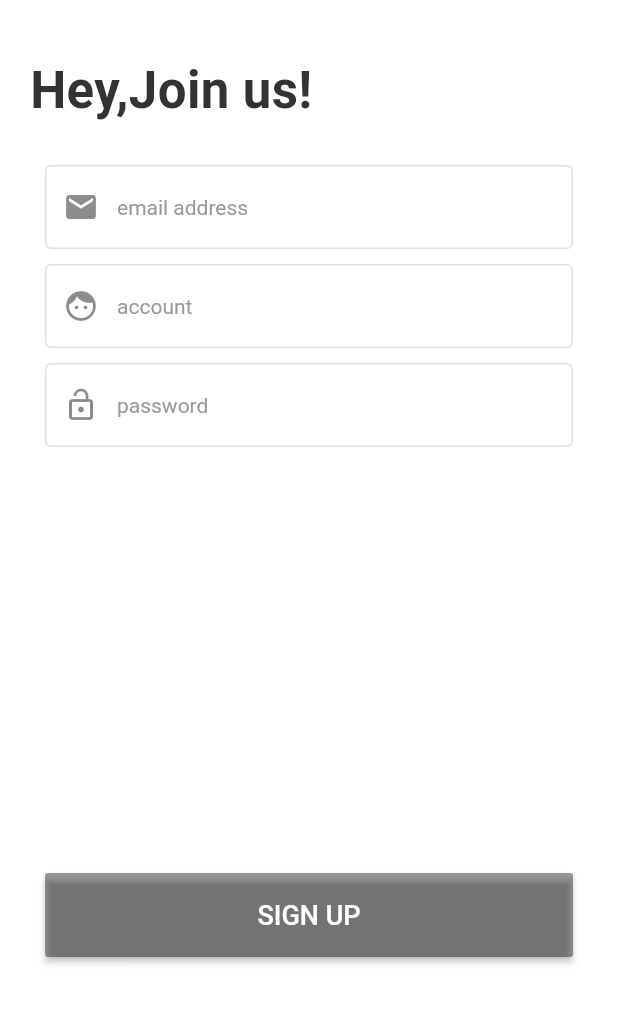
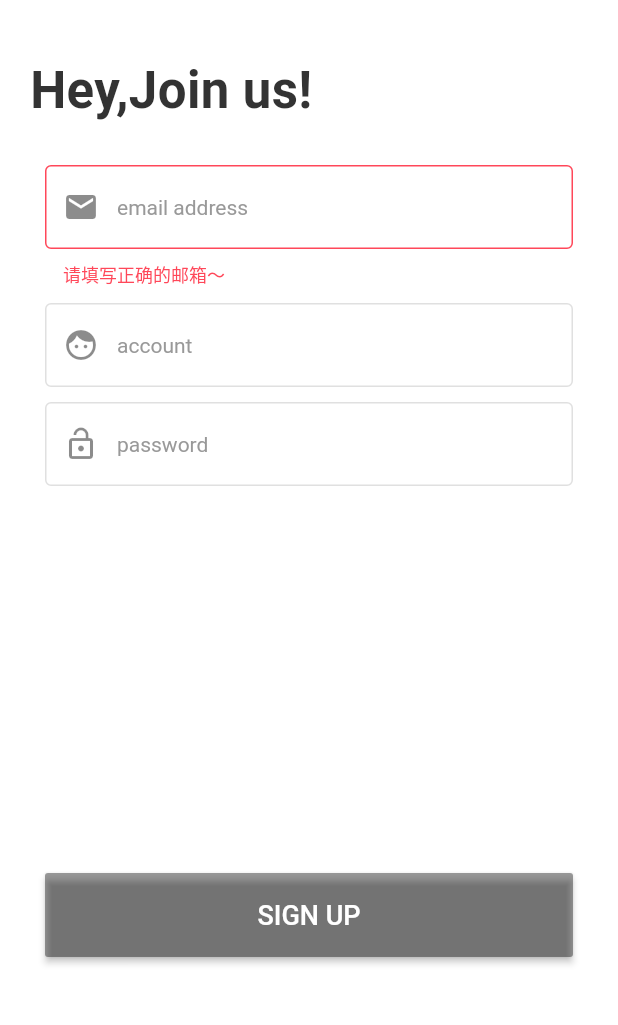
Before and after one commit to mCyp/flutter_hoo, a Flutter app: the RegisterPage screen opened directly, after a tap on "SIGN UP", on a phone screen of 412 x 824 dp, the part 54-1079 px from its top. Run offline on Flutter 3.47's test engine with Material 2 defaults, Android fonts, the phone set to English and light mode, and no system bars; drawn by our look-alikes of oktoast; our stand-ins replace shared_preferences, sqflite, synchronized; missing offline and left inert: dart:ffi; accounts and stored records are empty.

Commit message:
接入数据库和Toast

```diff
--- a/lib/data/User.dart
+++ /dev/null
@@ -1,3 +0,0 @@
-class User{
-
-}
--- /dev/null
+++ b/lib/db/shoe.dart
@@ -0,0 +1,11 @@
+class shoe {
+  final int id;
+  final String name;
+  final String description;
+  final double price;
+  final String brand;
+  final String imageUrl;
+
+  shoe(this.id, this.name, this.description, this.price, this.brand,
+      this.imageUrl);
+}
--- /dev/null
+++ b/lib/db/use.dart
@@ -0,0 +1,27 @@
+class User {
+  int id;
+  String account;
+  String pwd;
+  String name;
+  String headImage;
+
+  User(this.account, this.pwd, this.name, this.headImage, {this.id});
+
+  User.fromJson(Map<String,dynamic> json){
+    id = json['id'];
+    account = json['account'];
+    pwd = json['pwd'];
+    name = json['name'];
+    headImage = json['headImage'];
+  }
+
+  Map<String, dynamic> toMap() {
+    return {
+      'id': id,
+      'account': account,
+      'pwd': pwd,
+      'name': name,
+      'headImage': headImage,
+    };
+  }
+}
--- a/lib/main.dart
+++ b/lib/main.dart
@@ -3,6 +3,7 @@ import 'dart:io';
 import 'package:flutter/material.dart';
 import 'package:flutter/services.dart';
 import 'package:flutter_hoo/common/utils/sp_util.dart';
+import 'package:flutter_hoo/db/database.dart';
 import 'package:flutter_hoo/provider/theme_provider.dart';
 import 'package:flutter_hoo/style/theme/theme.dart';
 import 'package:flutter_hoo/ui/splash/splash.dart';
@@ -12,6 +13,7 @@ import 'package:provider/provider.dart';
 void main() async {
   WidgetsFlutterBinding.ensureInitialized();
   await SpUtil.getInstance();
+  await DBProvider.getInstance();
   await SystemChrome.setPreferredOrientations(<DeviceOrientation>[DeviceOrientation.portraitUp,DeviceOrientation.portraitDown]).then((_){
     runApp(
       MultiProvider(
--- a/lib/ui/login/register_page.dart
+++ b/lib/ui/login/register_page.dart
@@ -1,8 +1,11 @@
 import 'package:flutter/cupertino.dart';
 import 'package:flutter/material.dart';
+import 'package:flutter_hoo/db/database.dart';
+import 'package:flutter_hoo/db/use.dart';
 import 'package:flutter_hoo/style/theme/strings.dart';
 import 'package:flutter_hoo/widget/my_button.dart';
 import 'package:flutter_hoo/widget/my_textfield.dart';
+import 'package:oktoast/oktoast.dart';
 
 class RegisterPage extends StatefulWidget {
   @override
@@ -17,16 +20,37 @@ class RegisterPageState extends State<RegisterPage> {
   String email = "";
   bool isButtonEnable = false;
 
+  bool isEmailError = false;
+
   @override
   void initState() {
     super.initState();
     isButtonEnable = account.isNotEmpty && pwd.isNotEmpty && email.isNotEmpty;
   }
 
+  void _onTextChange() {
+    Pattern pattern =
+        r'^(([^<>()[\]\\.,;:\s@\"]+(\.[^<>()[\]\\.,;:\s@\"]+)*)|(\".+\"))@((\[[0-9]{1,3}\.[0-9]{1,3}\.[0-9]{1,3}\.[0-9]{1,3}\])|(([a-zA-Z\-0-9]+\.)+[a-zA-Z]{2,}))$';
+    RegExp exp = RegExp(pattern);
+    bool emailError = !exp.hasMatch(email);
+    bool currentState =
+        account.isNotEmpty && pwd.isNotEmpty && email.isNotEmpty;
+    if (currentState != isButtonEnable || emailError != isEmailError) {
+      setState(() {
+        if (currentState != isButtonEnable) isButtonEnable = currentState;
+        if (emailError != isEmailError) isEmailError = emailError;
+      });
+    }
+  }
+
   @override
   Widget build(BuildContext context) {
-    double height = MediaQuery.of(context).size.height - 56.0 - MediaQuery.of(context).padding.top - 50;
-    return Scaffold(
+    double height = MediaQuery.of(context).size.height -
+        56.0 -
+        MediaQuery.of(context).padding.top -
+        50;
+    return OKToast(
+      child: Scaffold(
         appBar: AppBar(
           title: Text("Cancel", style: Theme.of(context).textTheme.subtitle2),
           leading: IconButton(
@@ -60,51 +84,65 @@ class RegisterPageState extends State<RegisterPage> {
                   ),
                   Padding(
                     padding: const EdgeInsets.fromLTRB(30, 10, 30, 0),
-                  child:
-                      HooTextField(Icons.email, Strings.email_address, (txt) {
+                    child: HooTextField(
+                      Icons.email,
+                      Strings.email_address,
+                          (txt) {
                         this.email = txt;
-                    bool currentState = account.isNotEmpty && pwd.isNotEmpty && email.isNotEmpty;
-                    if (currentState != isButtonEnable) {
-                      setState(() {
-                        isButtonEnable = currentState;
-                      });
-                    }
-                  }),
+                        _onTextChange();
+                      },
+                      errorText: "请填写正确的邮箱～",
+                      isError: isEmailError,
+                    ),
                   ),
                   Padding(
                     padding: const EdgeInsets.fromLTRB(30, 10, 30, 0),
-                  child: HooTextField(Icons.face, Strings.login_account_hint,
+                    child: HooTextField(
+                      Icons.face,
+                      Strings.login_account_hint,
                           (txt) {
                         this.account = txt;
-                    bool currentState = account.isNotEmpty && pwd.isNotEmpty && email.isNotEmpty;
-                    if (currentState != isButtonEnable) {
-                      setState(() {
-                        isButtonEnable = currentState;
-                      });
-                    }
-                  }),
+                        _onTextChange();
+                      },
+                    ),
                   ),
                   Padding(
                     padding: const EdgeInsets.fromLTRB(30, 10, 30, 0),
-                  child: HooTextField(Icons.lock_open, Strings.login_pwd_hint,
+                    child: HooTextField(
+                      Icons.lock_open,
+                      Strings.login_pwd_hint,
                           (txt) {
                         this.pwd = txt;
-                    bool currentState = account.isNotEmpty && pwd.isNotEmpty && email.isNotEmpty;
-                    if (currentState != isButtonEnable) {
-                      setState(() {
-                        isButtonEnable = currentState;
-                      });
-                    }
-                  }),
+                        _onTextChange();
+                      },
+                      isPassWord: true,
+                    ),
                   ),
                   Spacer(),
                   Padding(
                       padding: const EdgeInsets.fromLTRB(30, 0, 30, 100),
-                  child: HooButton(isButtonEnable,Strings.button_sign_up,(){
-
-                  })
+                      child: HooButton(
+                        isButtonEnable,
+                        Strings.button_sign_up,
+                            () async {
+                          Pattern pattern =
+                              r'^(([^<>()[\]\\.,;:\s@\"]+(\.[^<>()[\]\\.,;:\s@\"]+)*)|(\".+\"))@((\[[0-9]{1,3}\.[0-9]{1,3}\.[0-9]{1,3}\.[0-9]{1,3}\])|(([a-zA-Z\-0-9]+\.)+[a-zA-Z]{2,}))$';
+                          RegExp exp = RegExp(pattern);
+                          if(!exp.hasMatch(email)){
+                            setState(() {
+                              isEmailError = true;
+                            });
+                            return;
+                          }
+                          User user = User(email, pwd, account, null);
+                          DBProvider provider =
+                          await DBProvider.getInstanceAndInit();
+                          await provider.insertUser(user);
+                          showToast("注册成功！",textPadding: EdgeInsets.all(10));
+                        },
+                      )),
+                ],
               ),
-              ],
             ),
           ),
         ),
--- a/lib/ui/login/welcome_page.dart
+++ b/lib/ui/login/welcome_page.dart
@@ -2,6 +2,7 @@ import 'package:flutter/cupertino.dart';
 import 'package:flutter/material.dart';
 import 'package:flutter_hoo/style/theme/strings.dart';
 import 'package:flutter_hoo/ui/login/login_page.dart';
+import 'package:flutter_hoo/ui/login/register_page.dart';
 import 'package:flutter_hoo/widget/my_button.dart';
 
 class WelcomePage extends StatelessWidget {
@@ -49,7 +50,7 @@ class WelcomePage extends StatelessWidget {
                 true,
                 Strings.welcome_button_register,
                 () => Navigator.push(
-                    context, MaterialPageRoute(builder: (ctx) => LoginPage()))),
+                    context, MaterialPageRoute(builder: (ctx) => RegisterPage()))),
           ),
           Spacer(flex: 1),
         ],
--- a/lib/widget/my_textfield.dart
+++ b/lib/widget/my_textfield.dart
@@ -2,35 +2,48 @@ import 'package:flutter/cupertino.dart';
 import 'package:flutter/material.dart';
 import 'package:flutter_hoo/style/theme/strings.dart';
 
-class HooTextField extends StatelessWidget{
-
-
-  HooTextField(this.icon,this.hintText,this.changedCallback);
+class HooTextField extends StatelessWidget {
+  HooTextField(this.icon, this.hintText, this.changedCallback,
+      {this.errorText, this.isError = false, this.isPassWord = false});
 
   final IconData icon;
   final String hintText;
   final ValueChanged<String> changedCallback;
+  String errorText;
+  bool isError = false;
+  bool isPassWord;
 
   @override
   Widget build(BuildContext context) {
+    print("$isError");
     return TextField(
       decoration: InputDecoration(
         enabledBorder: OutlineInputBorder(
-            borderRadius: BorderRadius.all(Radius.circular(4)),
-            borderSide: BorderSide(
-                width: 1, color: Theme.of(context).dividerColor)),
+          borderRadius: BorderRadius.all(Radius.circular(4)),
+          borderSide:
+              BorderSide(width: 1, color: Theme.of(context).dividerColor),
+        ),
         focusedBorder: OutlineInputBorder(
-            borderRadius: BorderRadius.all(Radius.circular(4)),
-            borderSide: BorderSide(
-                width: 1, color: Theme.of(context).primaryColor)),
+          borderRadius: BorderRadius.all(Radius.circular(4)),
+          borderSide:
+              BorderSide(width: 1, color: Theme.of(context).primaryColor),
+        ),
+        errorBorder: OutlineInputBorder(
+          borderRadius: BorderRadius.all(Radius.circular(4)),
+          borderSide: BorderSide(width: 1, color: Theme.of(context).errorColor),
+        ),
+        focusedErrorBorder: OutlineInputBorder(
+          borderRadius: BorderRadius.all(Radius.circular(4)),
+          borderSide: BorderSide(width: 1, color: Theme.of(context).errorColor),
+        ),
+        errorText: isError ? errorText : null,
         prefixIcon: Icon(icon),
         hintText: hintText,
         hintStyle: Theme.of(context).textTheme.bodyText2,
       ),
       onChanged: changedCallback,
       style: Theme.of(context).textTheme.bodyText1,
+      obscureText: isPassWord,
     );
   }
-
-
 }
```
Also changed, not shown: lib/db/database.dart (added, +65 -0 lines), lib/ui/login/login_page.dart (+47 -25 lines), pubspec.yaml (+8 -0 lines), pubspec.lock, 2 other files. Lines whose indentation alone changed are shown as unchanged.
